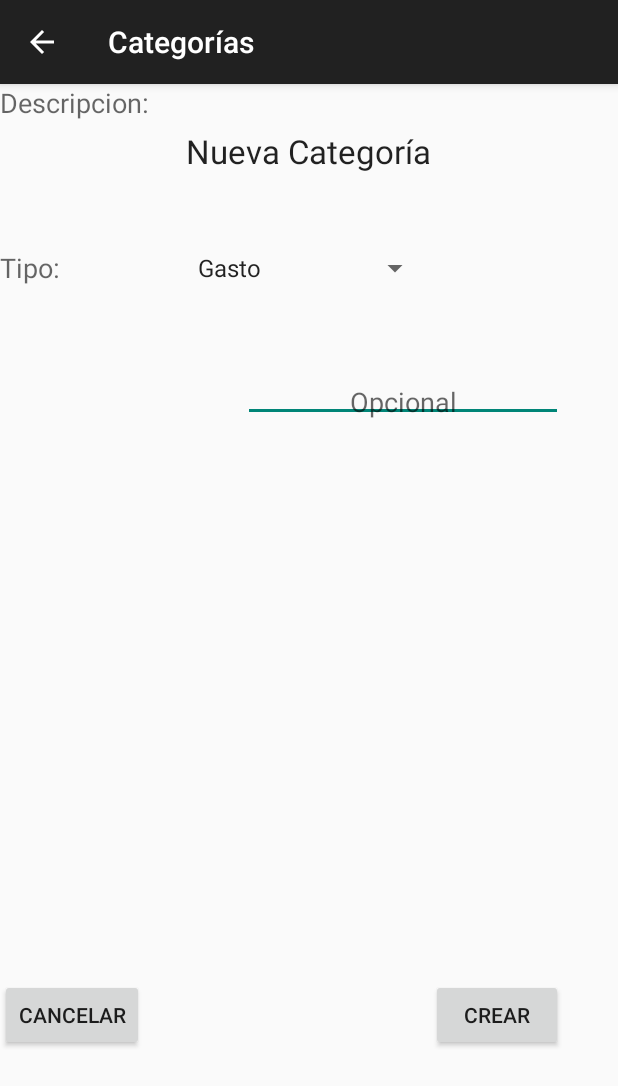
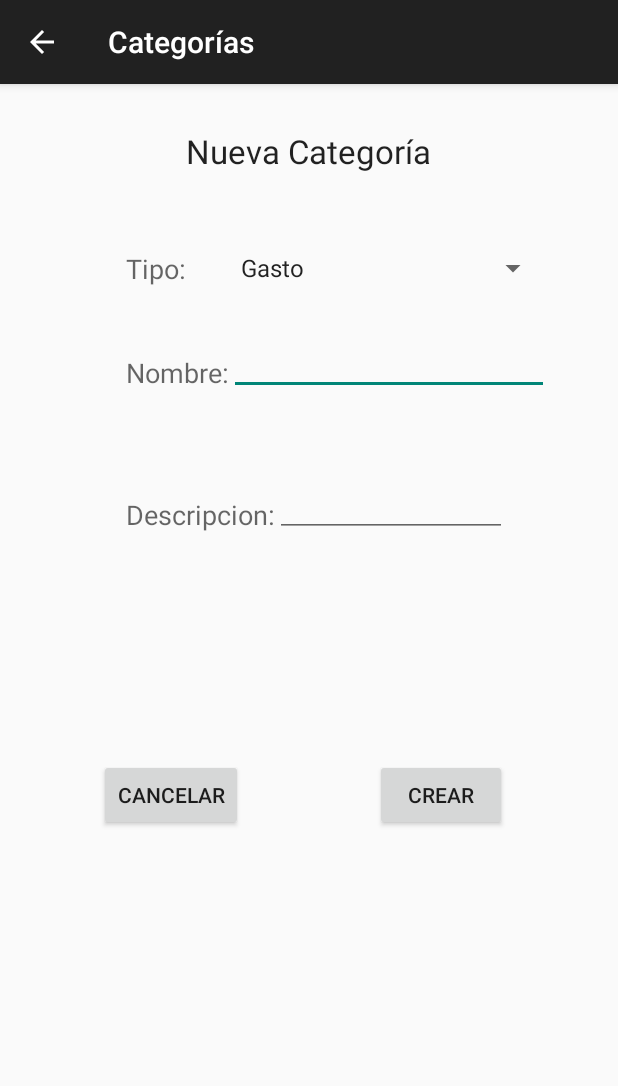
Before and after one commit to WilliamAvila/Money-Control, an Android app: the CreateCategoryActivity screen opened directly, with no data from a screen before it, on a phone screen of 412 x 824 dp. Shown: the top 1086 px of the screen. Run offline under Robolectric (Android 15) with nearby library versions, the phone set to English and light mode, and no system bars.

Commit message:
Nueva Categoria

```diff
--- a/app/src/main/java/com/example/william/moneycontrol/CreateCategoryActivity.java
+++ b/app/src/main/java/com/example/william/moneycontrol/CreateCategoryActivity.java
@@ -37,8 +37,19 @@ public class CreateCategoryActivity extends ActionBarActivity {
         // Specify the layout to use when the list of choices appears
         adapter.setDropDownViewResource(android.R.layout.simple_spinner_dropdown_item);
         // Apply the adapter to the spinner
+
+
+        Button btnCancel = (Button) findViewById((R.id.buttonCancel));
+
+        btnCancel.setOnClickListener(new View.OnClickListener() {
+            @Override
+            public void onClick(View v) {
+                finish();
+            }
+        });
+
+
         spinner.setAdapter(adapter);
-
         etDescripcion=(EditText)findViewById(R.id.descripcion_cat);
 
         ActionBar actionBar = getSupportActionBar();
--- a/app/src/main/res/layout/crear_categoria.xml
+++ b/app/src/main/res/layout/crear_categoria.xml
@@ -1,7 +1,7 @@
 <?xml version="1.0" encoding="utf-8"?>
 <RelativeLayout xmlns:android="http://schemas.android.com/apk/res/android"
     android:layout_width="match_parent"
-    android:layout_height="match_parent">
+    android:layout_height="match_parent" >
 
     <ScrollView
         android:layout_width="fill_parent"
@@ -9,15 +9,10 @@
         android:id="@+id/scrollView"
         android:layout_gravity="center_horizontal|top" >
 
-
-    </ScrollView>
-
     <RelativeLayout
             android:orientation="vertical"
             android:layout_width="fill_parent"
-        android:layout_height="fill_parent"
-        android:layout_alignParentLeft="true"
-        android:layout_alignParentStart="true">
+            android:layout_height="fill_parent">
 
     <TextView
         android:layout_width="wrap_content"
@@ -35,51 +30,31 @@
         android:textAppearance="?android:attr/textAppearanceMedium"
         android:text="Tipo:"
         android:id="@+id/textViewType"
-    android:layout_alignBottom="@+id/spinnerTipo"
-    android:layout_alignLeft="@+id/textViewDescription"
-    android:layout_alignStart="@+id/textViewDescription" />
+        android:layout_alignTop="@+id/spinnerTipo"
+        android:layout_toLeftOf="@+id/textViewNewAccount"
+        android:layout_toStartOf="@+id/textViewNewAccount" />
+
+    <Spinner
+        android:layout_width="wrap_content"
+        android:layout_height="wrap_content"
+        android:id="@+id/spinnerTipo"
+        android:layout_marginTop="51dp"
+        android:layout_below="@+id/textViewNewAccount"
+        android:layout_alignRight="@+id/descripcion_cat"
+        android:layout_alignEnd="@+id/descripcion_cat"
+        android:layout_alignLeft="@+id/descripcion_cat"
+        android:layout_alignStart="@+id/descripcion_cat" />
+
 
     <TextView
         android:layout_width="wrap_content"
         android:layout_height="wrap_content"
         android:textAppearance="?android:attr/textAppearanceMedium"
-    android:text="Descripcion:"
+        android:text="Nombre:"
         android:id="@+id/textViewDescription"
-    android:layout_alignTop="@+id/editTextDescripcion"
-    android:layout_toLeftOf="@+id/editTextDescripcion"
-    android:layout_toStartOf="@+id/editTextDescripcion" />
-
-        <Spinner
-    android:layout_width="wrap_content"
-    android:layout_height="wrap_content"
-    android:id="@+id/spinnerTipo"
-    android:layout_below="@+id/textViewNewAccount"
-    android:layout_marginTop="51dp"
-    android:layout_alignLeft="@+id/textViewNewAccount"
-    android:layout_alignStart="@+id/textViewNewAccount"
-            android:layout_toLeftOf="@+id/buttonCreate"
-            android:layout_toStartOf="@+id/buttonCreate" />
-
-        <Button
-    android:layout_width="wrap_content"
-    android:layout_height="wrap_content"
-    android:text="Crear"
-    android:id="@+id/buttonCreate"
-    android:onClick="IngresarDatos"
-    android:layout_alignParentBottom="true"
-    android:layout_toRightOf="@+id/textViewNewAccount"
-    android:layout_toEndOf="@+id/textViewNewAccount"
-    android:layout_marginBottom="123dp" />
-
-<Button
-    style="?android:attr/buttonStyleSmall"
-    android:layout_width="wrap_content"
-    android:layout_height="wrap_content"
-    android:text="Cancelar"
-    android:id="@+id/buttonCancel"
-    android:layout_alignTop="@+id/buttonCreate"
-    android:layout_alignLeft="@+id/textViewDescription"
-    android:layout_alignStart="@+id/textViewDescription" />
+        android:layout_alignTop="@+id/descripcion_cat"
+        android:layout_alignLeft="@+id/textViewType"
+        android:layout_alignStart="@+id/textViewType" />
 
     <EditText
         android:layout_width="wrap_content"
@@ -88,14 +63,66 @@
         android:ems="10"
         android:id="@+id/descripcion_cat"
         android:padding="1dp"
-    android:hint="Opcional"
         android:gravity="center"
         android:layout_below="@+id/spinnerTipo"
+        android:layout_toRightOf="@+id/textViewDescription"
+        android:layout_toEndOf="@+id/textViewDescription"
+        android:layout_marginTop="45dp" />
+
+
+        <TextView
+            android:layout_width="wrap_content"
+            android:layout_height="wrap_content"
+            android:textAppearance="?android:attr/textAppearanceMedium"
+            android:text="Descripcion:"
+            android:id="@+id/textViewDescription2"
+            android:layout_alignTop="@+id/descripcion_cat2"
+            android:layout_alignLeft="@+id/textViewType"
+            android:layout_alignStart="@+id/textViewType" />
+
+        <EditText
+            android:layout_width="wrap_content"
+            android:layout_height="wrap_content"
+            android:inputType="textMultiLine"
+            android:ems="10"
+            android:id="@+id/descripcion_cat2"
+            android:padding="1dp"
+            android:gravity="center"
+            android:layout_below="@+id/spinnerTipo"
+            android:layout_marginTop="140dp"
             android:layout_alignRight="@+id/buttonCreate"
             android:layout_alignEnd="@+id/buttonCreate"
-    android:layout_marginTop="63dp" />
+            android:layout_toRightOf="@+id/textViewDescription2"
+            android:layout_toEndOf="@+id/textViewDescription2" />
+
+    <Button
+        style="?android:attr/buttonStyleSmall"
+        android:layout_width="wrap_content"
+        android:layout_height="wrap_content"
+        android:text="Cancelar"
+        android:id="@+id/buttonCancel"
+        android:layout_marginLeft="66dp"
+        android:layout_marginStart="66dp"
+        android:layout_marginBottom="106dp"
+        android:layout_alignParentBottom="true"
+        android:layout_alignParentLeft="true"
+        android:layout_alignParentStart="true" />
+
+    <Button
+        android:layout_width="wrap_content"
+        android:layout_height="wrap_content"
+        android:text="Crear"
+        android:id="@+id/buttonCreate"
+        android:onClick="IngresarDatos"
+        android:layout_marginLeft="250dp"
+        android:layout_marginStart="250dp"
+        android:layout_marginBottom="450dp"
+        android:layout_alignParentBottom="true"
+        android:layout_alignParentLeft="true"
+        android:layout_alignParentStart="true" />
 
         </RelativeLayout>
 
+    </ScrollView>
 
 </RelativeLayout>
--- a/app/src/main/res/layout/crear_cuenta.xml
+++ b/app/src/main/res/layout/crear_cuenta.xml
@@ -141,6 +141,21 @@
         android:layout_toRightOf="@+id/textViewType"
         android:layout_toEndOf="@+id/textViewType" />
 
+
+    <EditText
+        android:layout_width="wrap_content"
+        android:layout_height="wrap_content"
+        android:inputType="textMultiLine"
+        android:ems="10"
+        android:id="@+id/editTextDescripcion"
+        android:padding="1dp"
+        android:layout_alignTop="@+id/textViewDescription"
+        android:layout_alignLeft="@+id/editTextSaldoInicial"
+        android:layout_alignStart="@+id/editTextSaldoInicial"
+        android:hint="Opcional"
+        android:gravity="center"/>
+
+
     <Button
         android:layout_width="wrap_content"
         android:layout_height="wrap_content"
@@ -162,19 +177,6 @@
         android:layout_alignLeft="@+id/textViewDescription"
         android:layout_alignStart="@+id/textViewDescription" />
 
-    <EditText
-        android:layout_width="wrap_content"
-        android:layout_height="wrap_content"
-        android:inputType="textMultiLine"
-        android:ems="10"
-        android:id="@+id/editTextDescripcion"
-        android:padding="1dp"
-        android:layout_alignTop="@+id/textViewDescription"
-        android:layout_alignLeft="@+id/editTextSaldoInicial"
-        android:layout_alignStart="@+id/editTextSaldoInicial"
-        android:hint="Opcional"
-        android:gravity="center"/>
-
         </RelativeLayout>
     </ScrollView>
 
```
Lines whose indentation alone changed are shown as unchanged.
